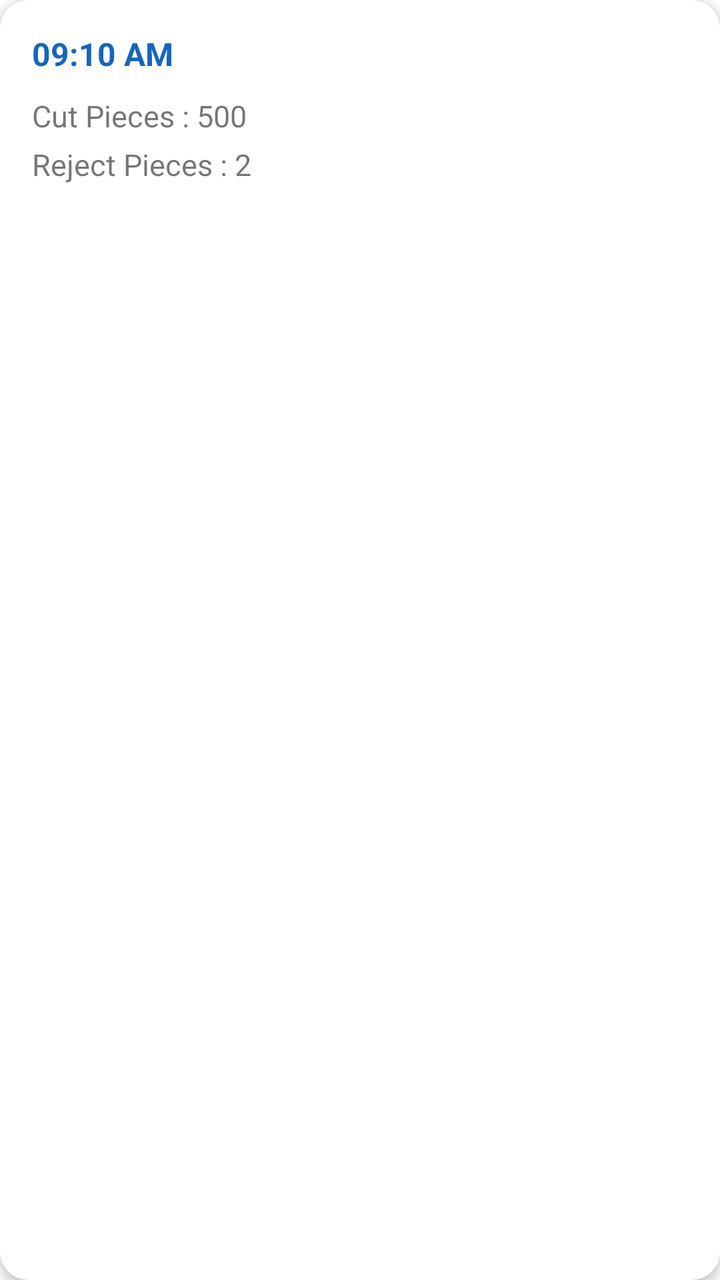
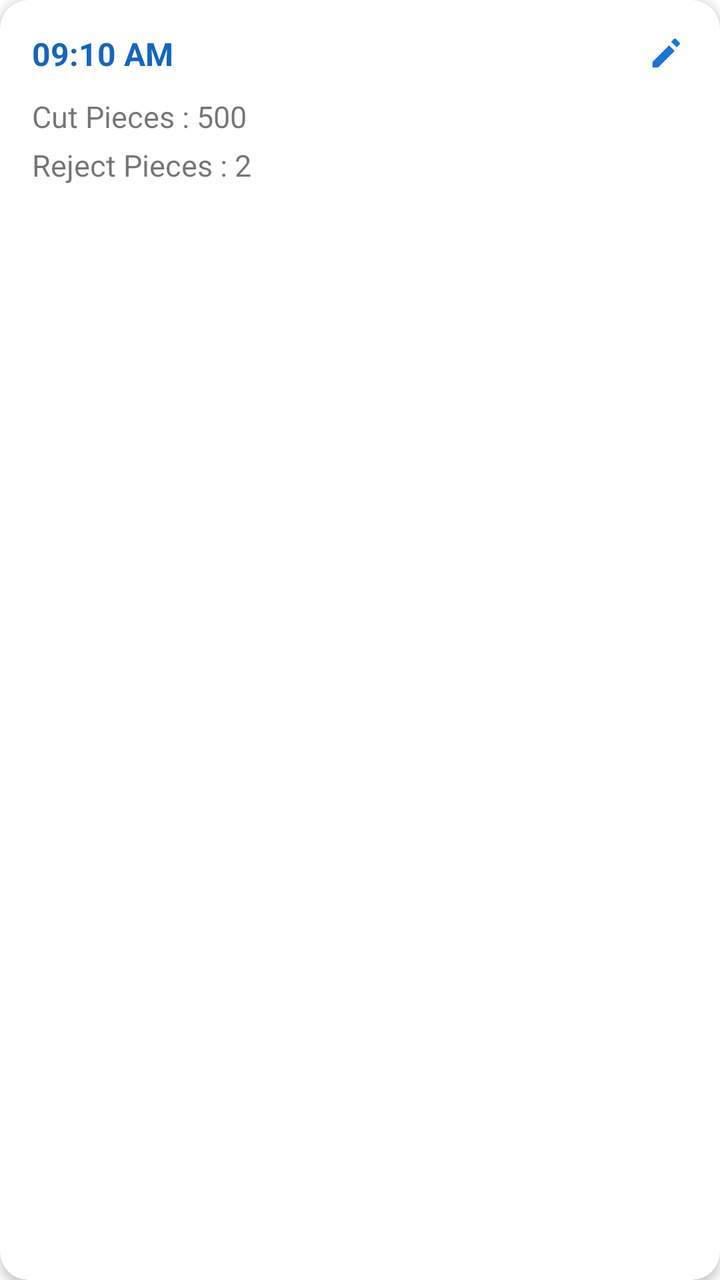

Before-and-after screenshots of an Android layout around one commit, followed by the original layout XML and the change that was made.
<!-- AndroidManifest.xml: application theme Theme.MyApplication -->
<!-- res/layout/item_cutting_history_details.xml -->
<?xml version="1.0" encoding="utf-8"?>
<com.google.android.material.card.MaterialCardView
    xmlns:android="http://schemas.android.com/apk/res/android"
    xmlns:app="http://schemas.android.com/apk/res-auto"
    android:layout_width="match_parent"
    android:layout_height="wrap_content"
    android:layout_margin="8dp"
    app:cardCornerRadius="14dp"
    app:cardElevation="3dp">

    <LinearLayout
        android:layout_width="match_parent"
        android:layout_height="wrap_content"
        android:orientation="vertical"
        android:padding="16dp">

        <TextView
            android:id="@+id/tvTime"
            android:layout_width="wrap_content"
            android:layout_height="wrap_content"
            android:text="09:10 AM"
            android:textStyle="bold"
            android:textSize="16sp"
            android:textColor="@color/primary"/>

        <TextView
            android:id="@+id/tvCut"
            android:layout_width="wrap_content"
            android:layout_height="wrap_content"
            android:layout_marginTop="10dp"
            android:text="Cut Pieces : 500"
            android:textSize="15sp"/>

        <TextView
            android:id="@+id/tvReject"
            android:layout_width="wrap_content"
            android:layout_height="wrap_content"
            android:layout_marginTop="4dp"
            android:text="Reject Pieces : 2"
            android:textSize="15sp"/>

    </LinearLayout>

</com.google.android.material.card.MaterialCardView>
<!-- resources referenced by this layout -->
<resources>
  <color name="primary">#1565C0</color>
  <style name="Theme.MyApplication" parent="Theme.MaterialComponents.DayNight.NoActionBar">
          
          <item name="colorPrimary">@color/purple_500</item>
          <item name="colorPrimaryVariant">@color/purple_700</item>
          <item name="colorOnPrimary">@color/white</item>
          
          <item name="colorSecondary">@color/teal_200</item>
          <item name="colorSecondaryVariant">@color/teal_700</item>
          <item name="colorOnSecondary">@color/black</item>
          
          <item name="android:statusBarColor">?attr/colorPrimaryVariant</item>
          
      </style>
  <color name="purple_500">#FF6200EE</color>
  <color name="purple_700">#FF3700B3</color>
  <color name="white">#FFFFFF</color>
  <color name="teal_200">#FF03DAC5</color>
  <color name="teal_700">#FF018786</color>
  <color name="black">#FF000000</color>
</resources>

<!-- the commit's change to res/layout/item_cutting_history_details.xml (unified diff, before → after) -->
@@ -14,14 +14,31 @@
         android:orientation="vertical"
         android:padding="16dp">
 
-        <TextView
-            android:id="@+id/tvTime"
-            android:layout_width="wrap_content"
+        <LinearLayout
+            android:layout_width="match_parent"
             android:layout_height="wrap_content"
-            android:text="09:10 AM"
-            android:textStyle="bold"
-            android:textSize="16sp"
-            android:textColor="@color/primary"/>
+            android:orientation="horizontal"
+            android:gravity="center_vertical">
+
+            <TextView
+                android:id="@+id/tvTime"
+                android:layout_width="0dp"
+                android:layout_height="wrap_content"
+                android:layout_weight="1"
+                android:text="09:10 AM"
+                android:textStyle="bold"
+                android:textSize="16sp"
+                android:textColor="@color/primary"/>
+
+            <ImageView
+                android:id="@+id/ivEdit"
+                android:layout_width="22dp"
+                android:layout_height="22dp"
+                android:src="@drawable/ic_edit"
+                android:padding="2dp"
+                android:clickable="true"
+                android:focusable="true"/>
+        </LinearLayout>
 
         <TextView
             android:id="@+id/tvCut"
<!-- resource entries referenced after the edit -->
@@ -1,6 +1,18 @@
 <!-- resources referenced by this layout -->
 <resources>
   <color name="primary">#1565C0</color>
+  <!-- drawable ic_edit (drawable) -->
+  <?xml version="1.0" encoding="utf-8"?>
+  <vector xmlns:android="http://schemas.android.com/apk/res/android"
+      android:width="24dp"
+      android:height="24dp"
+      android:viewportWidth="24"
+      android:viewportHeight="24">
+  
+      <path
+          android:fillColor="#1976D2"
+          android:pathData="M3,17.25V21h3.75L17.81,9.94l-3.75,-3.75L3,17.25zm18,-11.5a1,1 0,0 0,0 -1.41l-2.34,-2.34a1,1 0,0 0,-1.41,0l-1.83,1.83 3.75,3.75L21,5.75z"/>
+  </vector>
   <style name="Theme.MyApplication" parent="Theme.MaterialComponents.DayNight.NoActionBar">
           
           <item name="colorPrimary">@color/purple_500</item>
